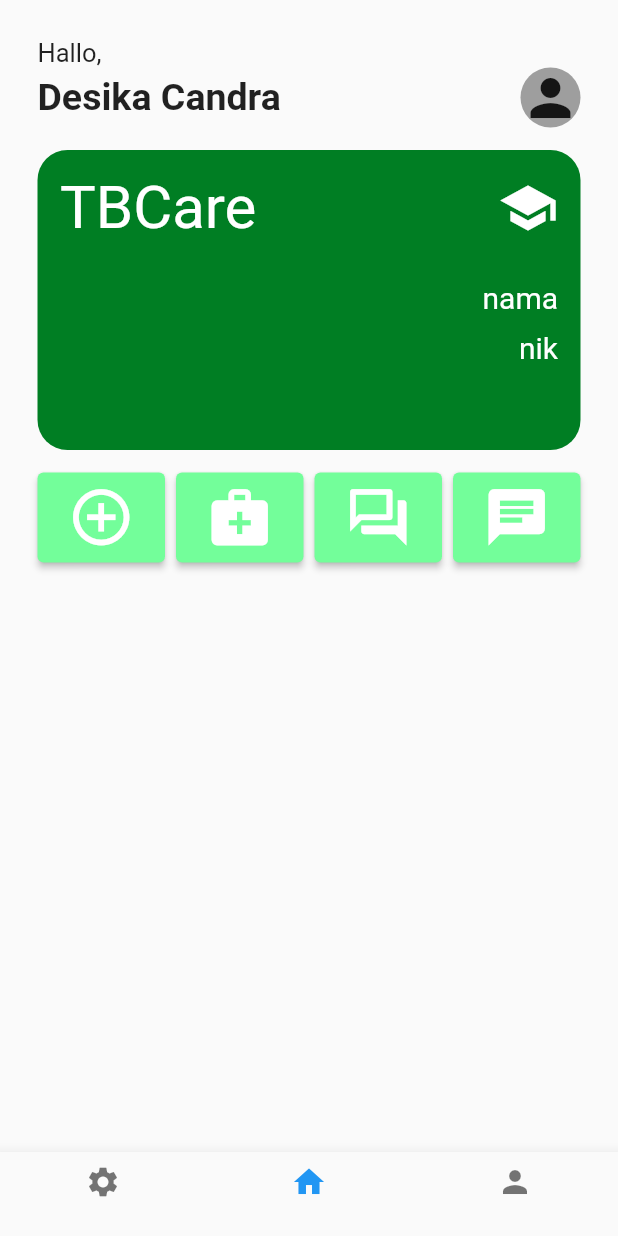
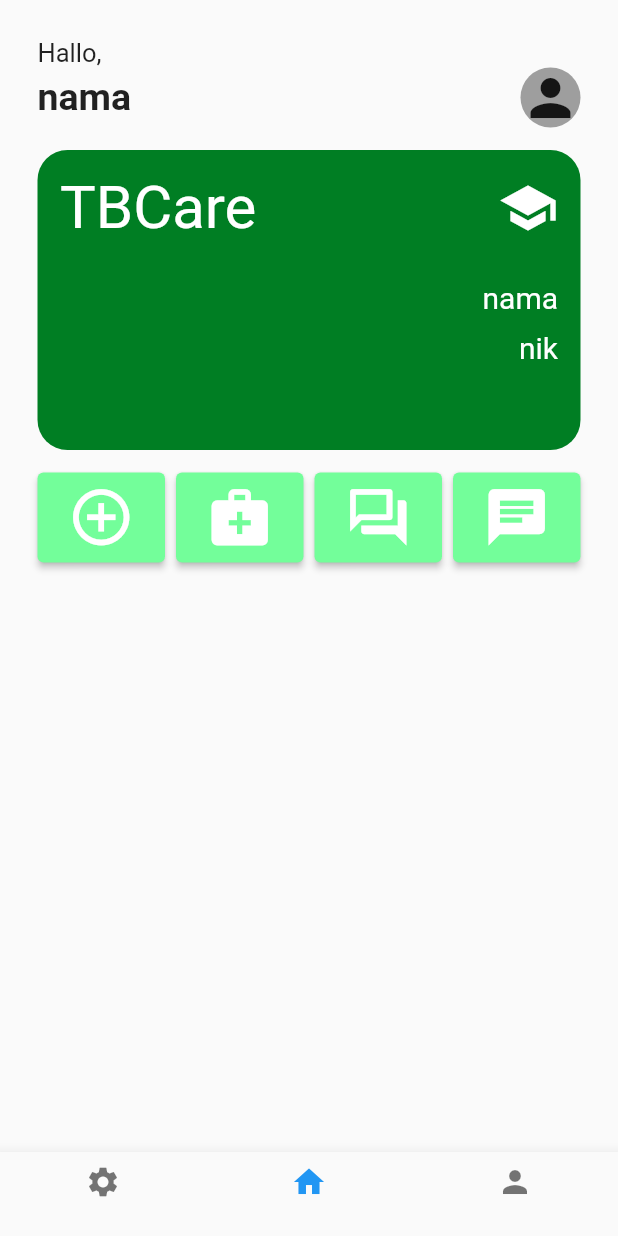
Before and after one commit to MartinWidarmadi/tbcare_application, a Flutter app: the HomePage screen opened by its route, on a phone screen of 412 x 824 dp. Run offline on Flutter 3.47's test engine with Material 2 defaults, Android fonts, the light colour scheme and no system bars; our stand-ins replace cloud_firestore, firebase_auth, firebase_core, flutter_riverpod, freezed_annotation, go_router and 2 more; accounts and stored records are empty; generated files the repository leaves out were written again.

Commit message:
Commit
Updatean UI 2

```diff
--- a/lib/pages/home_page.dart
+++ b/lib/pages/home_page.dart
@@ -120,9 +120,9 @@ class HomePage extends ConsumerWidget {
               ),
               Row(
                 children: <Widget>[
-                  const Text(
-                    "Desika Candra",
-                    style: TextStyle(fontWeight: FontWeight.w600, fontSize: 25),
+                  Text(
+                    dataPasienProvider.nama,
+                    style: const TextStyle(fontWeight: FontWeight.w600, fontSize: 25),
                   ),
                   const Spacer(),
                   Container(
```
Also changed, not shown: lib/firebase_options.dart (deleted).
